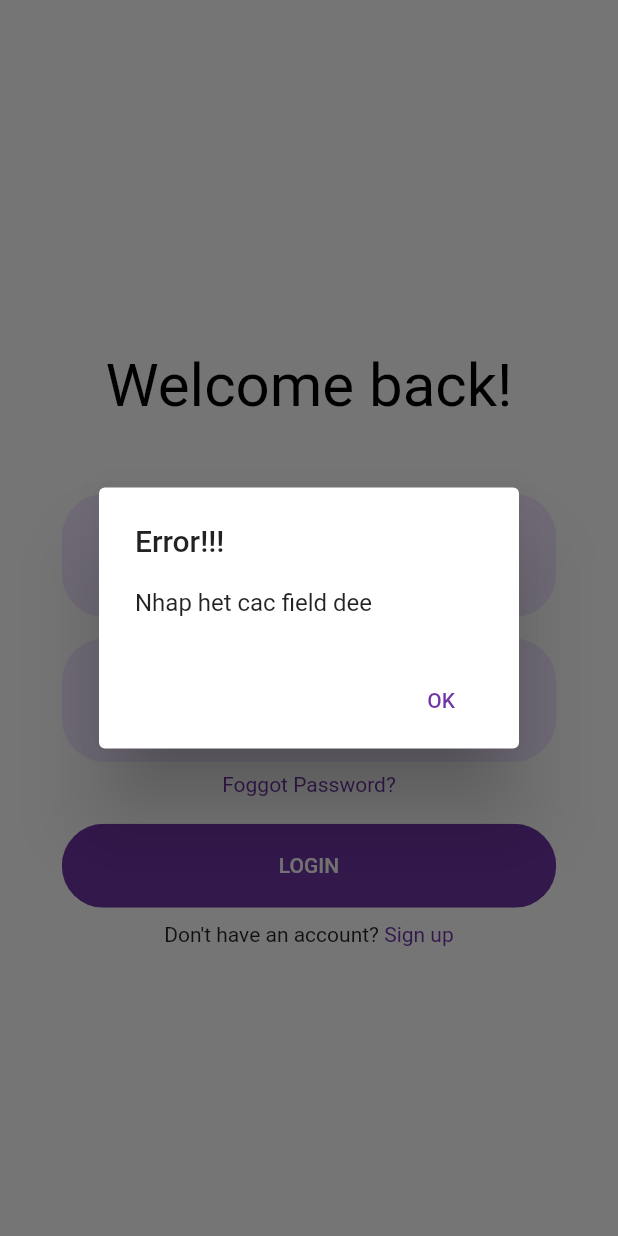
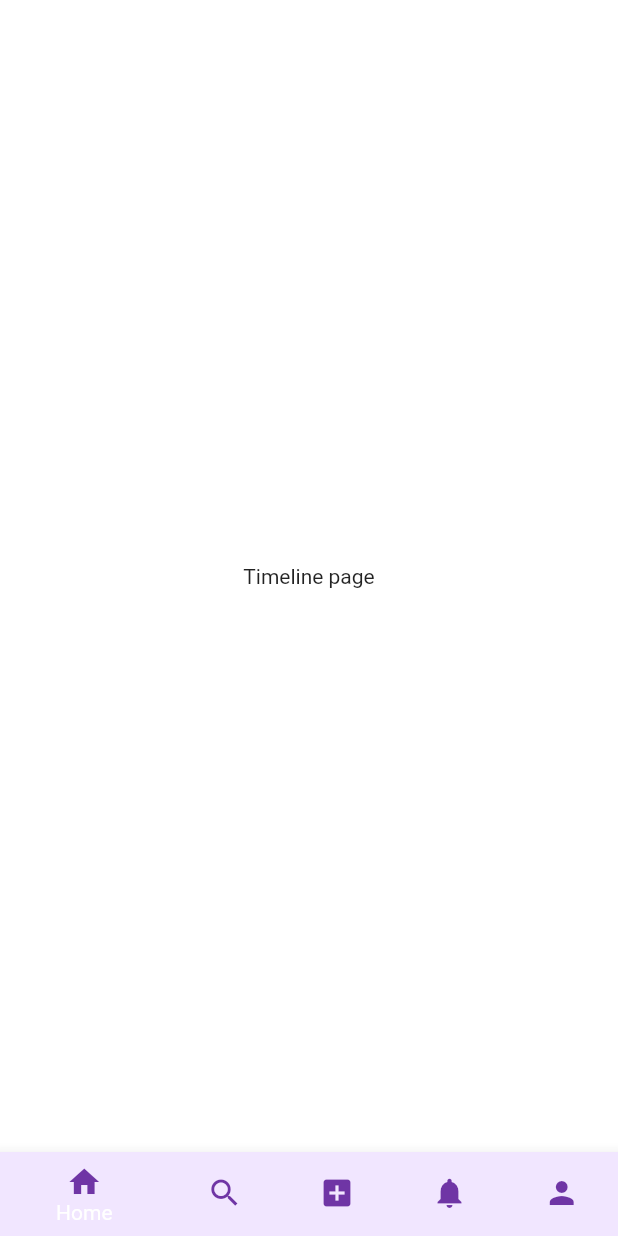
Before and after one commit to LaggeR2204/Flutter_Mobile_SE346.L21, a Flutter app: the LoginScreen screen opened directly, after a tap on "LOGIN", on a phone screen of 412 x 824 dp. Run offline on Flutter 3.47's test engine with Material 2 defaults, Android fonts, the phone set to English and light mode, and no system bars.

Commit message:
add HomeScreen, create NavigationBar for homeScreen

```diff
--- a/flutter_app/lib/Screens/Login/components/body.dart
+++ b/flutter_app/lib/Screens/Login/components/body.dart
@@ -1,4 +1,5 @@
 import 'package:flutter/material.dart';
+import 'package:flutter_app/Screens/MainScreen/pages/HomePage.dart';
 import 'package:flutter_app/Screens/Signup/SignUp.dart';
 import 'package:flutter_app/components/RoundedButton.dart';
 import 'package:flutter_app/components/RoundedPasswordFeild.dart';
@@ -69,7 +70,7 @@ class Body extends StatelessWidget {
                           );
                         }
                         else{
-                          login();
+                          login(context);
                         }
                       },
                   ),
@@ -103,11 +104,19 @@ class Body extends StatelessWidget {
     );
   }
 
-  void login(){
+  void login(BuildContext context){
     print("Dang Ky");
+    Navigator.push(
+      context,
+      MaterialPageRoute(
+        builder: (context) {
+          return HomePage();
+        },
+      )
+    );
   }
 
   bool isEmpty(){
-    return true;
+    return false;
   }
 }
--- /dev/null
+++ b/flutter_app/lib/Screens/MainScreen/pages/HomePage.dart
@@ -0,0 +1,60 @@
+import 'package:flutter/material.dart';
+import 'package:flutter_app/Screens/MainScreen/pages/NotificationsPage.dart';
+import 'package:flutter_app/Screens/MainScreen/pages/ProfilePage.dart';
+import 'package:flutter_app/Screens/MainScreen/pages/SearchPage.dart';
+import 'package:flutter_app/Screens/MainScreen/pages/TimelinePage.dart';
+import 'package:flutter_app/Screens/MainScreen/pages/UploadPage.dart';
+import 'package:flutter_app/constants.dart';
+
+class NavigationItem {
+  const NavigationItem(this.title, this.icon);
+  final String title;
+  final IconData icon;
+}
+
+const List<NavigationItem> allNavigationItems = <NavigationItem>[
+  NavigationItem('Home', Icons.home),
+  NavigationItem('Search', Icons.search),
+  NavigationItem('Upload', Icons.add_box),
+  NavigationItem('Notification', Icons.notifications),
+  NavigationItem('Profile', Icons.person)
+];
+
+
+class HomePage extends StatefulWidget {
+  @override
+  HomePageState createState() => HomePageState();
+}
+
+class HomePageState extends State<HomePage> {
+  int _currentIndex = 0;
+  List<Widget> _listPage = [
+    TimelinePage(),
+    SearchPage(),
+    UploadPage(),
+    NotificationsPage(),
+    ProfilePage()
+  ];
+
+  @override
+  Widget build(BuildContext context) {
+    return Scaffold(
+      body: _listPage[_currentIndex],
+      bottomNavigationBar: BottomNavigationBar(
+        currentIndex: _currentIndex,
+        onTap: (int index) {
+          setState(() {
+            _currentIndex = index;
+          });
+        },
+        items: allNavigationItems.map((NavigationItem navigationItem) {
+          return BottomNavigationBarItem(
+            icon: Icon(navigationItem.icon, color: appPrimaryColor,),
+            backgroundColor: appPrimaryLightColor,
+            title: Text(navigationItem.title, style: TextStyle(color: appPrimaryColor),)
+          );
+        }).toList(),
+      ),
+    );
+  }
+}
--- /dev/null
+++ b/flutter_app/lib/Screens/MainScreen/pages/TimelinePage.dart
@@ -0,0 +1,15 @@
+import 'package:flutter/material.dart';
+
+class TimelinePage extends StatefulWidget {
+  @override
+  TimelinePageState createState() => TimelinePageState();
+}
+
+class TimelinePageState extends State<TimelinePage> {
+  @override
+  Widget build(BuildContext context) {
+    return Center(
+      child: Text("Timeline page"),
+    );
+  }
+}
```
Also changed, not shown: flutter_app/lib/Screens/MainScreen/pages/NotificationsPage.dart (added, +15 -0 lines), flutter_app/lib/Screens/MainScreen/pages/ProfilePage.dart (added, +15 -0 lines), flutter_app/lib/Screens/MainScreen/pages/SearchPage.dart (added, +15 -0 lines), flutter_app/lib/Screens/MainScreen/pages/UploadPage.dart (added, +15 -0 lines).
